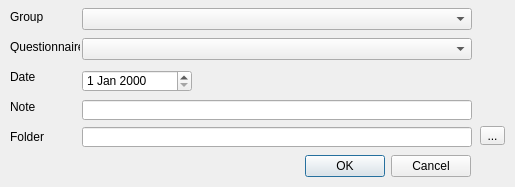
Before: the Qt Designer form crgrfms.ui in big-pond/Fingram, drawn with Qt 5.
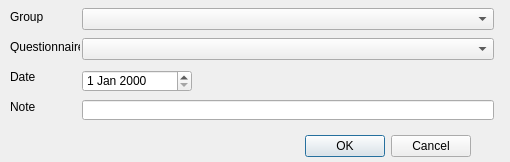
After: the same form once the commit is applied.

Commit message: Delete leFolder (folder for uploading paper questionnaires) from CrGrFms

Diff of the .ui file:
```diff
--- a/crgrfms.ui
+++ b/crgrfms.ui
@@ -6,14 +6,20 @@
    <rect>
     <x>0</x>
     <y>0</y>
-    <width>515</width>
-    <height>187</height>
+    <width>510</width>
+    <height>162</height>
    </rect>
   </property>
   <property name="minimumSize">
    <size>
-    <width>515</width>
-    <height>0</height>
+    <width>510</width>
+    <height>162</height>
+   </size>
+  </property>
+  <property name="maximumSize">
+   <size>
+    <width>510</width>
+    <height>180</height>
    </size>
   </property>
   <property name="windowTitle">
@@ -23,7 +29,7 @@
    <property name="geometry">
     <rect>
      <x>130</x>
-     <y>150</y>
+     <y>130</y>
      <width>341</width>
      <height>32</height>
     </rect>
@@ -56,7 +62,7 @@
     <rect>
      <x>82</x>
      <y>8</y>
-     <width>390</width>
+     <width>412</width>
      <height>22</height>
     </rect>
    </property>
@@ -85,7 +91,7 @@
     <rect>
      <x>82</x>
      <y>38</y>
-     <width>390</width>
+     <width>412</width>
      <height>22</height>
     </rect>
    </property>
@@ -93,48 +99,6 @@
     <string>Choosing a questionnaire</string>
    </property>
   </widget>
-  <widget class="QLabel" name="lbFolder">
-   <property name="geometry">
-    <rect>
-     <x>10</x>
-     <y>130</y>
-     <width>47</width>
-     <height>13</height>
-    </rect>
-   </property>
-   <property name="toolTip">
-    <string>Folder for uploading paper questionnaires</string>
-   </property>
-   <property name="text">
-    <string>Folder</string>
-   </property>
-  </widget>
-  <widget class="QLineEdit" name="leFolder">
-   <property name="geometry">
-    <rect>
-     <x>82</x>
-     <y>127</y>
-     <width>390</width>
-     <height>20</height>
-    </rect>
-   </property>
-   <property name="toolTip">
-    <string>Folder for uploading paper questionnaires</string>
-   </property>
-  </widget>
-  <widget class="QToolButton" name="tbSelectFolder">
-   <property name="geometry">
-    <rect>
-     <x>480</x>
-     <y>126</y>
-     <width>25</width>
-     <height>19</height>
-    </rect>
-   </property>
-   <property name="text">
-    <string>...</string>
-   </property>
-  </widget>
   <widget class="QLabel" name="lbDate">
    <property name="geometry">
     <rect>
@@ -182,7 +146,7 @@
     <rect>
      <x>82</x>
      <y>100</y>
-     <width>390</width>
+     <width>412</width>
      <height>20</height>
     </rect>
    </property>
```
Left out of the diff: 2 changed lines with no effect on the pictures. The commit also changes 3 other files.
